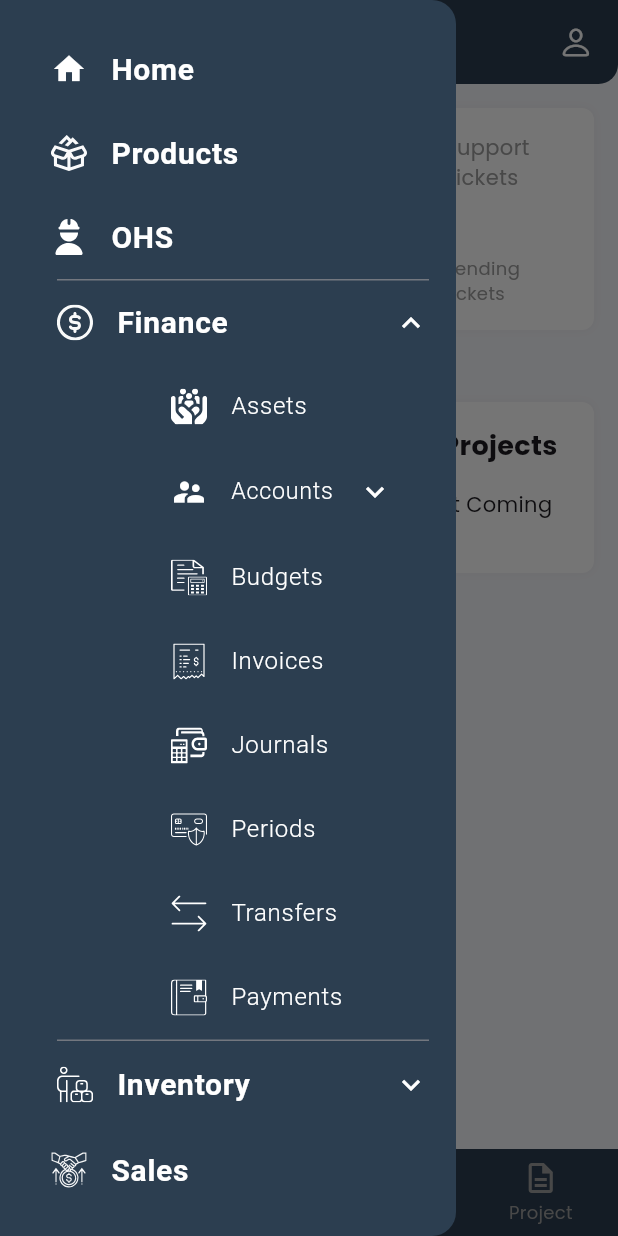
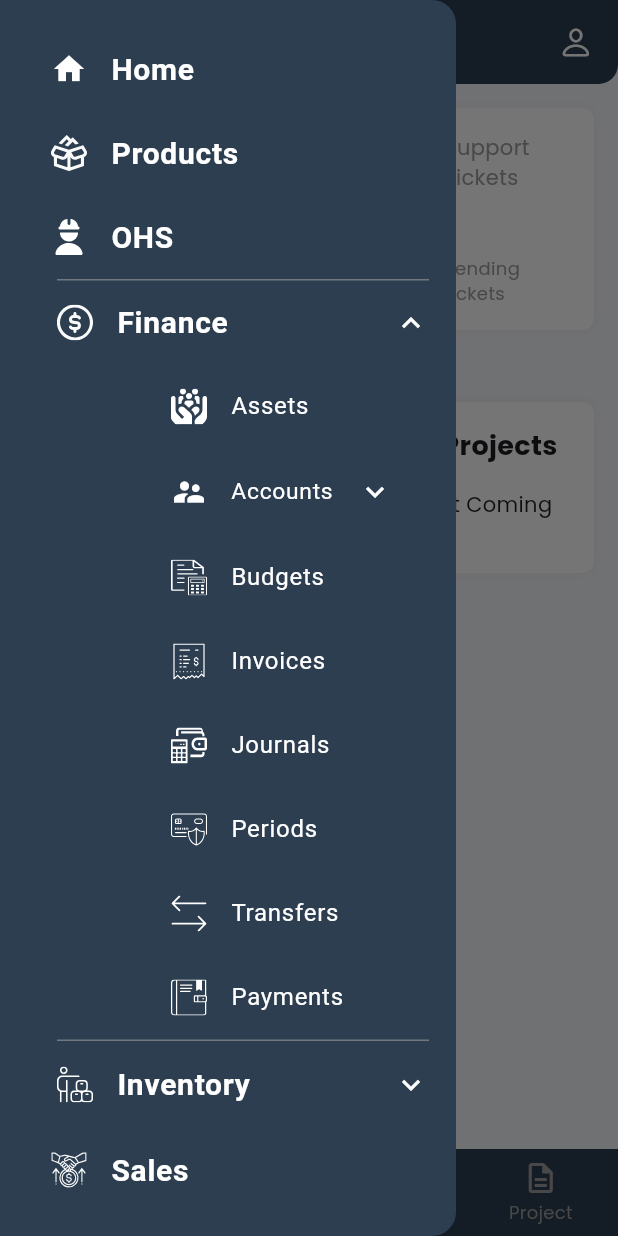
Before and after one commit to ozcann159/solgelsenapp, a Flutter app: the HomePage screen opened directly, after a tap on the "menu" icon, after a tap on "Finance", on a phone screen of 412 x 824 dp. Run offline on Flutter 3.47's test engine with Material 3 defaults, Android fonts, the light colour scheme and no system bars; our stand-ins replace cloud_firestore, firebase_core, fl_chart, flutter_svg, google_fonts; accounts and stored records are empty; Roboto replaces fonts that are missing (IBMPlexSans); project files that could hold a hidden picture were left out.

Commit message:
drawer, create new page editing

```diff
--- a/lib/core/constants/drawer_text_style.dart
+++ b/lib/core/constants/drawer_text_style.dart
@@ -11,7 +11,7 @@ class DrawerTextStyle {
   static const TextStyle subMenuStyle = TextStyle(
     color: AppColors.textLight,
     fontFamily: 'IBMPlexSans',
-    fontWeight: FontWeight.w300,
+    fontWeight: FontWeight.normal,
     fontSize: 16,
   );
   static const TextStyle childMenuStyle = TextStyle(
--- a/lib/features/dashboard/presentation/pages/create_new_page.dart
+++ b/lib/features/dashboard/presentation/pages/create_new_page.dart
@@ -58,8 +58,9 @@ class _CreateNewPageState extends State<CreateNewPage> {
                 controller: nameController,
                 decoration: InputDecoration(
                   labelText: 'Account Name',
+
                   contentPadding:
-                      EdgeInsets.symmetric(vertical: 8, horizontal: 12),
+                      EdgeInsets.symmetric(vertical: 6, horizontal: 10),
                   border: OutlineInputBorder(
                     borderRadius: BorderRadius.circular(30),
                   ),
--- a/lib/features/dashboard/presentation/widgets/drawer/inventory_menu.dart
+++ b/lib/features/dashboard/presentation/widgets/drawer/inventory_menu.dart
@@ -40,7 +40,7 @@ class InventoryMenu extends StatelessWidget {
             ),
             title: Text(
               "Variants",
-              style: DrawerTextStyle.subMenuStyle.copyWith(fontSize: 14),
+              style: DrawerTextStyle.subMenuStyle,
             ),
             onTap: () {
               Navigator.push(
@@ -61,7 +61,7 @@ class InventoryMenu extends StatelessWidget {
             ),
             title: Text(
               "Suppliers",
-              style: DrawerTextStyle.subMenuStyle.copyWith(fontSize: 14),
+              style: DrawerTextStyle.subMenuStyle,
             ),
             onTap: () {
               Navigator.push(
@@ -82,7 +82,7 @@ class InventoryMenu extends StatelessWidget {
             ),
             title: Text(
               "Categories",
-              style: DrawerTextStyle.subMenuStyle.copyWith(fontSize: 14),
+              style: DrawerTextStyle.subMenuStyle,
             ),
             onTap: () {
               Navigator.push(
```
